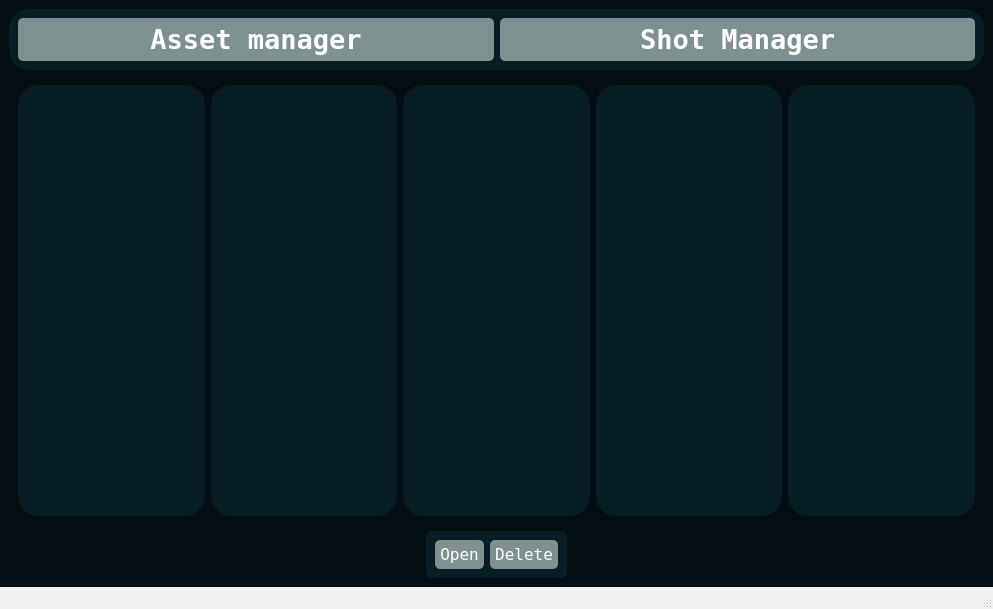
Qt form python/abspipeline/ui/qt/browser.ui (Blue-Silvers/FatePipe) before a commit.
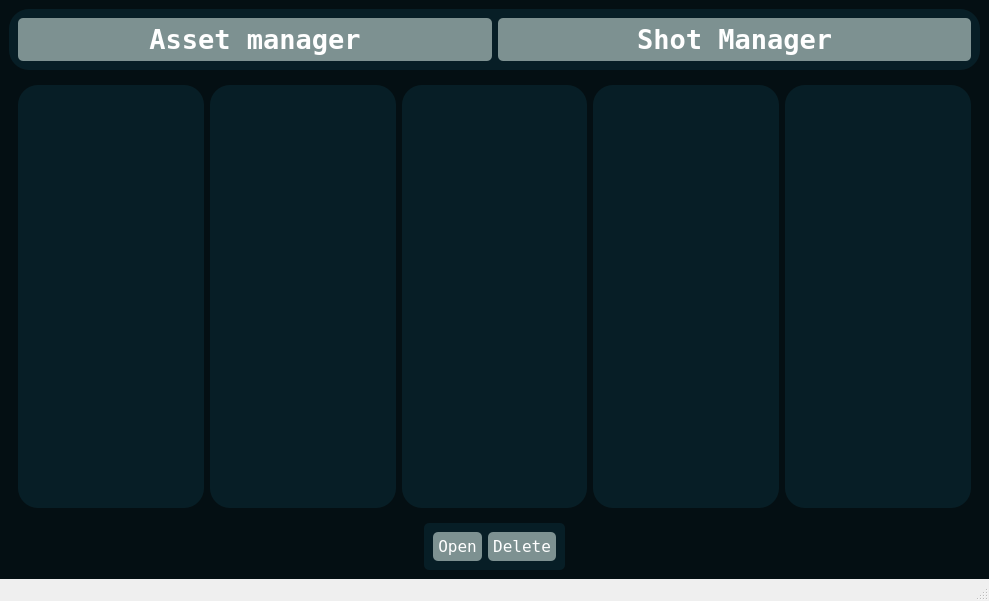
The same form after that commit.

Commit message: [Fix] button open and delete detect file path

```diff
--- a/python/abspipeline/ui/qt/browser.ui
+++ b/python/abspipeline/ui/qt/browser.ui
@@ -6,8 +6,8 @@
    <rect>
     <x>0</x>
     <y>0</y>
-    <width>993</width>
-    <height>609</height>
+    <width>989</width>
+    <height>601</height>
    </rect>
   </property>
   <property name="windowTitle">
```
Left out of the diff: 2 changed lines with no effect on the pictures. The commit also changes 2 other files.
